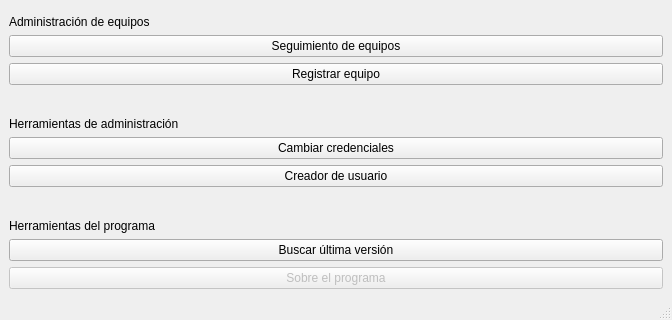
First picture: the form in UI/launcherUI.ui, repository 18Orion/GestorDePacientesRadioterapia, before the edit; both pictures show x 0 to 672 and y 372 to 692 of the 672 by 692 pixel window.
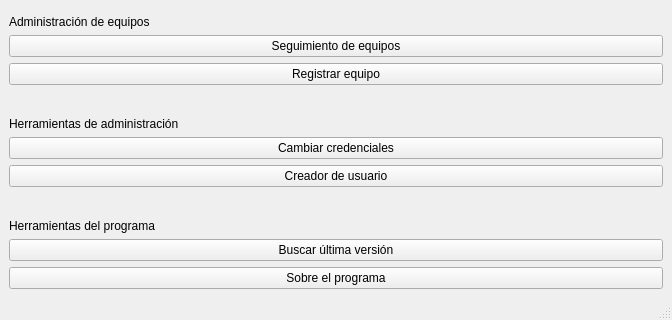
Second picture: the form after the edit. Icons and pictures are not drawn.

The edit to the form file:
```diff
--- a/UI/launcherUI.ui
+++ b/UI/launcherUI.ui
@@ -204,7 +204,7 @@
     <item row="18" column="0" colspan="2">
      <widget class="QPushButton" name="about">
       <property name="enabled">
-       <bool>false</bool>
+       <bool>true</bool>
       </property>
       <property name="text">
        <string>Sobre el programa</string>
```
